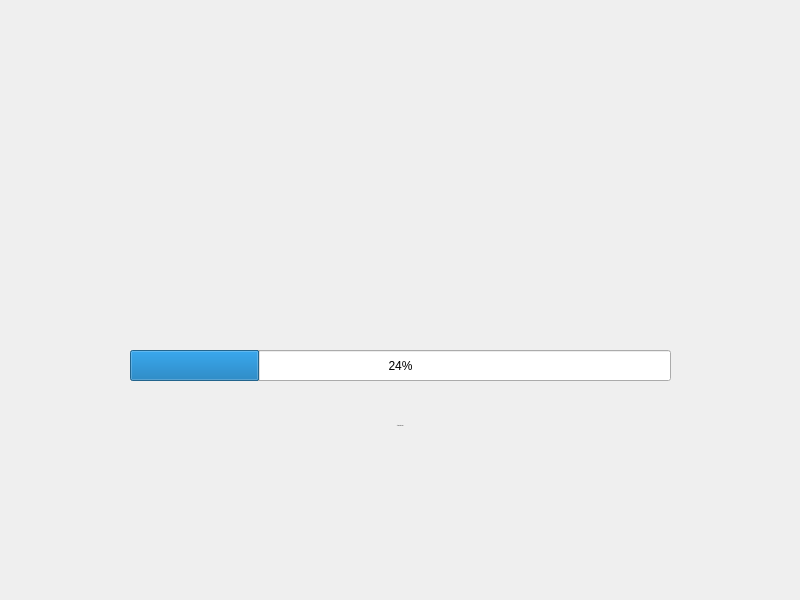
Yavuzhan-Baykara/optical-eye, file Yukleniyor.ui: the form before one commit.
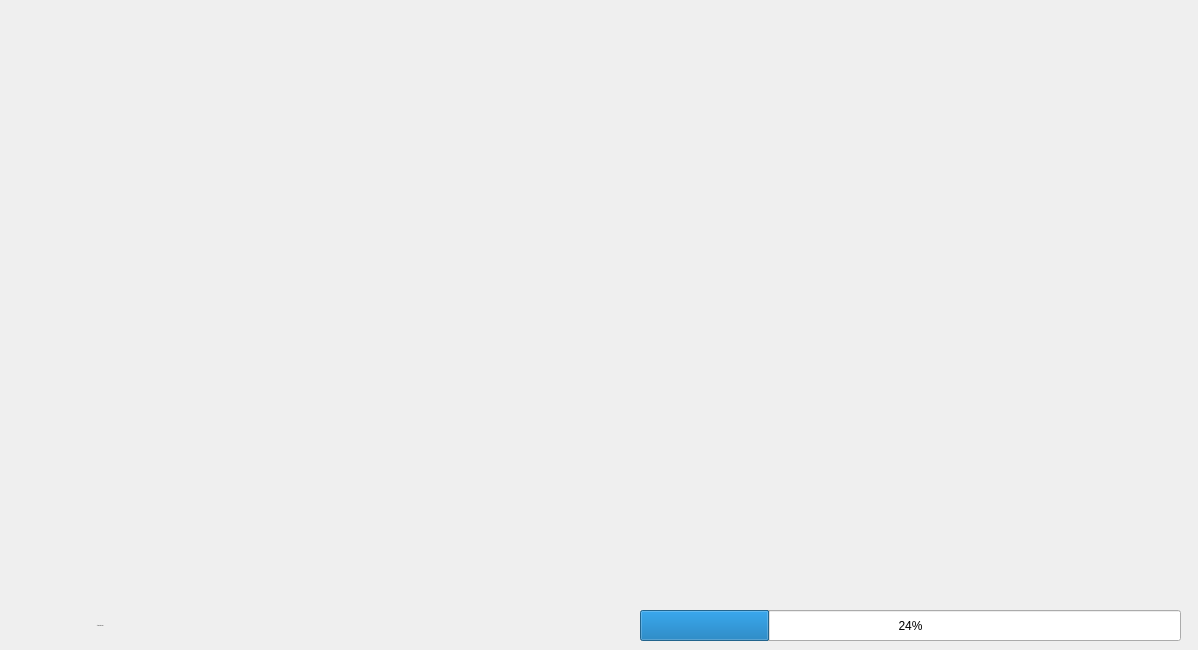
The form after the commit. Icons and pictures are not drawn.

The edit to the form file:
```diff
--- a/Yukleniyor.ui
+++ b/Yukleniyor.ui
@@ -6,8 +6,8 @@
    <rect>
     <x>0</x>
     <y>0</y>
-    <width>800</width>
-    <height>600</height>
+    <width>1198</width>
+    <height>650</height>
    </rect>
   </property>
   <property name="minimumSize">
@@ -18,8 +18,8 @@
   </property>
   <property name="maximumSize">
    <size>
-    <width>800</width>
-    <height>600</height>
+    <width>1200</width>
+    <height>650</height>
    </size>
   </property>
   <property name="windowTitle">
@@ -2180,27 +2180,11 @@
 }</string>
   </property>
   <widget class="QWidget" name="centralwidget">
-   <widget class="QLabel" name="Logo">
-    <property name="geometry">
-     <rect>
-      <x>100</x>
-      <y>50</y>
-      <width>600</width>
-      <height>240</height>
-     </rect>
-    </property>
-    <property name="styleSheet">
-     <string notr="true">image: url(:/Logos/Icon/MainWindow/Menderes_Tekstil_Logo.png);</string>
-    </property>
-    <property name="text">
-     <string/>
-    </property>
-   </widget>
    <widget class="QProgressBar" name="progressBar">
     <property name="geometry">
      <rect>
-      <x>130</x>
-      <y>350</y>
+      <x>640</x>
+      <y>610</y>
       <width>541</width>
       <height>31</height>
      </rect>
@@ -2212,8 +2196,8 @@
    <widget class="QLabel" name="Yukleniyor_label">
     <property name="geometry">
      <rect>
-      <x>310</x>
-      <y>410</y>
+      <x>10</x>
+      <y>610</y>
       <width>181</width>
       <height>31</height>
      </rect>
@@ -2221,7 +2205,6 @@
     <property name="font">
      <font>
       <pointsize>-1</pointsize>
-      <stylestrategy>PreferDefault</stylestrategy>
      </font>
     </property>
     <property name="text">
@@ -2231,6 +2214,23 @@
      <set>Qt::AlignCenter</set>
     </property>
    </widget>
+   <widget class="QLabel" name="Logo">
+    <property name="geometry">
+     <rect>
+      <x>0</x>
+      <y>0</y>
+      <width>1201</width>
+      <height>600</height>
+     </rect>
+    </property>
+    <property name="styleSheet">
+     <string notr="true">image: url(:/Logos/Icon/MainWindow/Loadign-Logo.png)
+</string>
+    </property>
+    <property name="text">
+     <string/>
+    </property>
+   </widget>
   </widget>
  </widget>
  <resources>
```
